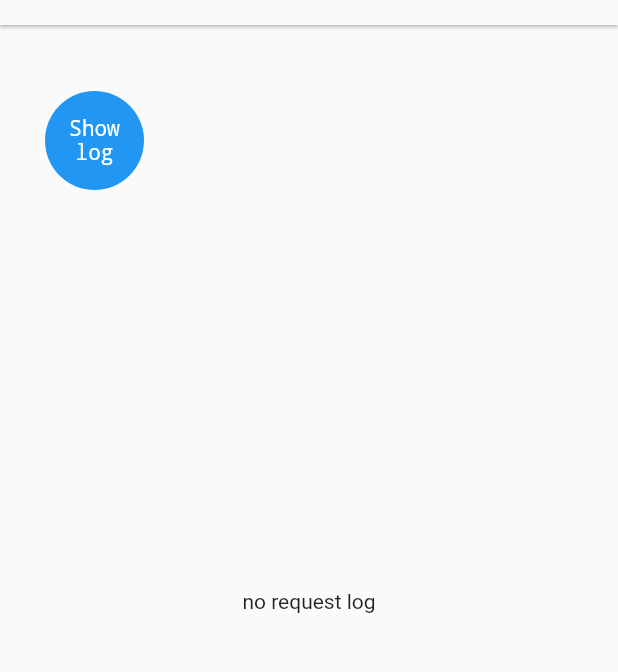
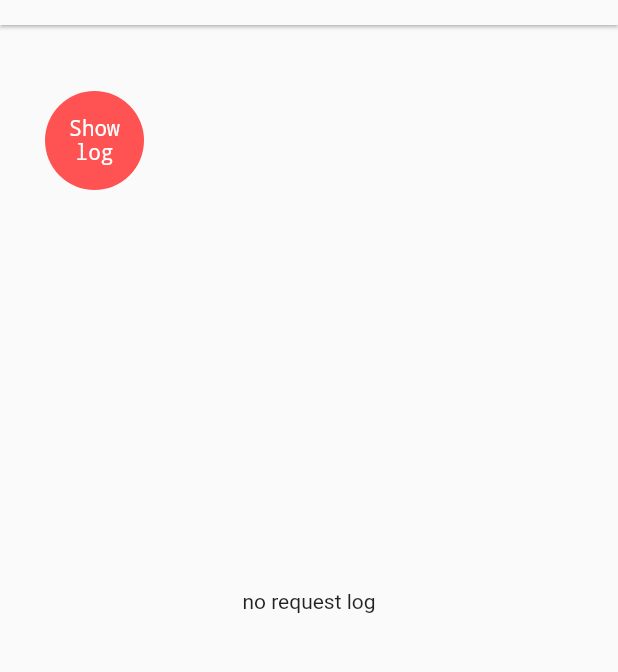
Before and after one commit to toannmdev/gp_dio_log, a Flutter app: the HttpLogListWidget screen opened directly, on a phone screen of 412 x 824 dp, the part 59-731 px from its top. Run offline on Flutter 3.47's test engine with Material 2 defaults, Android fonts, the phone set to English and light mode, and no system bars; our stand-ins replace dio.

```diff
--- a/lib/overlay_draggable_button.dart
+++ b/lib/overlay_draggable_button.dart
@@ -68,7 +68,7 @@ class _DraggableButtonWidgetState extends State<DraggableButtonWidget> {
       );
     };
     Widget w;
-    Color primaryColor = widget.btnColor ?? Theme.of(context).primaryColor;
+    Color primaryColor = widget.btnColor ?? Colors.redAccent;// Theme.of(context).primaryColor;
     // primaryColor = primaryColor.withOpacity(0.6);
     w = GestureDetector(
       onTap: widget.onTap as void Function()? ?? tap,
```
